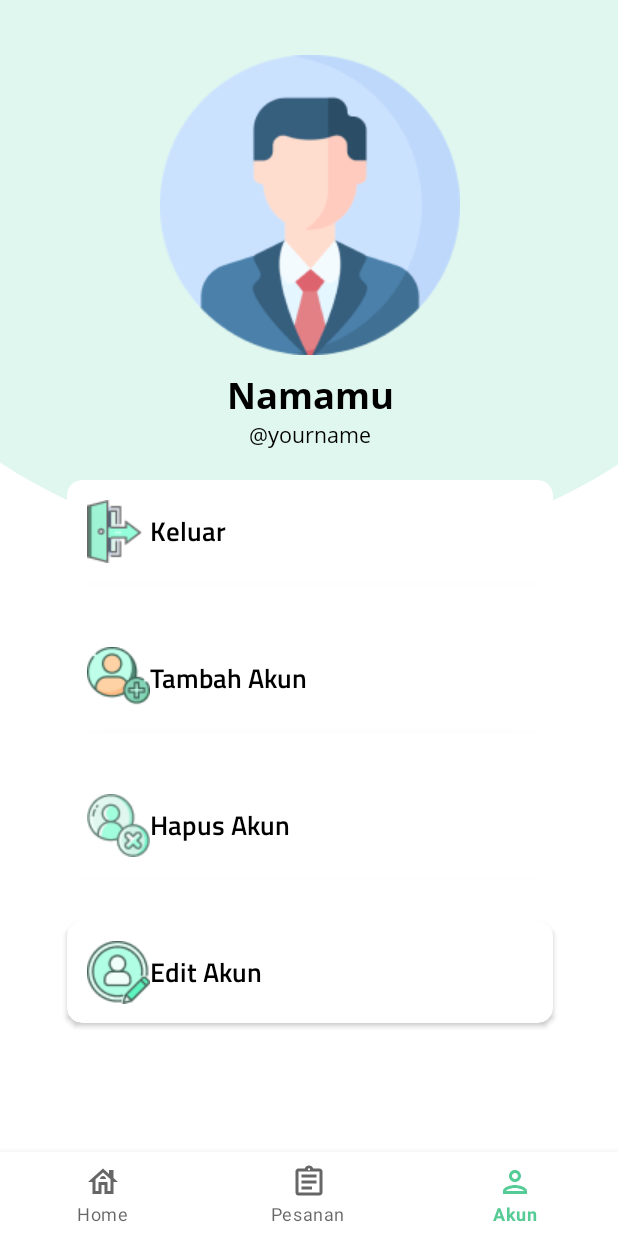
After one commit to galihtrisna/Catetin, an Android app: the AkunActivity screen opened directly, with no data from a screen before it, on a phone screen of 412 x 824 dp. The commit adds this screen. Run offline under Robolectric (Android 15) with nearby library versions, the phone set to English and light mode, and no system bars; 1 statement that could not run was skipped.

Commit message:
add activity akun

```diff
--- /dev/null
+++ b/app/src/main/java/com/stematel/catetin/AkunActivity.kt
@@ -0,0 +1,44 @@
+package com.stematel.catetin
+
+import android.content.Intent
+import androidx.appcompat.app.AppCompatActivity
+import android.os.Bundle
+import com.google.android.material.bottomnavigation.BottomNavigationView
+
+class AkunActivity : AppCompatActivity() {
+    override fun onCreate(savedInstanceState: Bundle?) {
+        super.onCreate(savedInstanceState)
+        setContentView(R.layout.activity_akun)
+
+        val buttonNavigationView = findViewById<BottomNavigationView>(R.id.bottom_navigation)
+
+        buttonNavigationView.selectedItemId = R.id.akun
+
+        buttonNavigationView.setOnNavigationItemSelectedListener(BottomNavigationView.OnNavigationItemSelectedListener { item ->
+            when (item.itemId) {
+                R.id.pesanan -> {
+                    startActivity(
+                        Intent(
+                            applicationContext, PesananActivity::class.java
+                        )
+                    )
+                    finish()
+                    overridePendingTransition(0, 0)
+                    return@OnNavigationItemSelectedListener true
+                }
+                R.id.home -> {
+                    startActivity(
+                        Intent(
+                            applicationContext, HomeActivity::class.java
+                        )
+                    )
+                    finish()
+                    overridePendingTransition(0, 0)
+                    return@OnNavigationItemSelectedListener true
+                }
+                R.id.akun -> return@OnNavigationItemSelectedListener true
+            }
+            false
+        })
+    }
+}
--- /dev/null
+++ b/app/src/main/res/drawable/elips.xml
@@ -0,0 +1,8 @@
+<shape xmlns:android="http://schemas.android.com/apk/res/android"
+    android:shape="oval">
+
+    <solid android:color="@color/hijau_bg"/>
+    <size android:width="655dp" android:height="537dp"/>
+
+
+</shape>
--- /dev/null
+++ b/app/src/main/res/layout/activity_akun.xml
@@ -0,0 +1,230 @@
+<?xml version="1.0" encoding="utf-8"?>
+<androidx.constraintlayout.widget.ConstraintLayout xmlns:android="http://schemas.android.com/apk/res/android"
+    xmlns:app="http://schemas.android.com/apk/res-auto"
+    xmlns:tools="http://schemas.android.com/tools"
+    android:layout_width="match_parent"
+    android:layout_height="match_parent"
+    tools:context=".AkunActivity">
+
+    <ImageView
+        android:id="@+id/imageView8"
+        android:layout_width="655dp"
+        android:layout_height="537dp"
+        android:layout_marginTop="-169dp"
+        android:src="@drawable/elips"
+        app:layout_constraintEnd_toEndOf="parent"
+        app:layout_constraintStart_toStartOf="parent"
+        app:layout_constraintTop_toTopOf="parent" />
+
+    <ImageView
+        android:id="@+id/imageView9"
+        android:layout_width="200dp"
+        android:layout_height="200dp"
+        android:layout_marginBottom="131dp"
+        android:src="@drawable/avatar"
+        app:layout_constraintBottom_toBottomOf="@+id/imageView8"
+        app:layout_constraintEnd_toEndOf="@+id/imageView8"
+        app:layout_constraintStart_toStartOf="@+id/imageView8" />
+
+    <TextView
+        android:id="@+id/textView11"
+        android:layout_width="wrap_content"
+        android:layout_height="wrap_content"
+        android:layout_marginTop="10dp"
+        android:fontFamily="@font/open_sans_bold"
+        android:text="Namamu"
+        android:textColor="@color/black"
+        android:textSize="24dp"
+        app:layout_constraintEnd_toEndOf="@+id/imageView9"
+        app:layout_constraintStart_toStartOf="@+id/imageView9"
+        app:layout_constraintTop_toBottomOf="@+id/imageView9" />
+
+    <TextView
+        android:id="@+id/textView10"
+        android:layout_width="wrap_content"
+        android:layout_height="wrap_content"
+        android:layout_marginTop="43dp"
+        android:fontFamily="@font/open_sans"
+        android:text="@string/yourname"
+        android:textColor="@color/black"
+        android:textSize="14dp"
+        app:layout_constraintEnd_toEndOf="@+id/imageView9"
+        app:layout_constraintStart_toStartOf="@+id/imageView9"
+        app:layout_constraintTop_toBottomOf="@+id/imageView9" />
+
+    <androidx.cardview.widget.CardView
+        android:id="@+id/cardView4"
+        android:layout_width="324dp"
+        android:layout_height="68dp"
+        android:layout_gravity="center_horizontal"
+        android:layout_marginBottom="-20dp"
+        app:cardCornerRadius="10dp"
+        app:layout_constraintBottom_toBottomOf="@+id/imageView8"
+        app:layout_constraintEnd_toEndOf="@+id/imageView9"
+        app:layout_constraintStart_toStartOf="@+id/imageView9">
+
+        <androidx.constraintlayout.widget.ConstraintLayout
+            android:layout_width="match_parent"
+            android:layout_height="match_parent">
+
+            <ImageView
+                android:id="@+id/imageView7"
+                android:layout_width="wrap_content"
+                android:layout_height="wrap_content"
+                android:layout_marginStart="13dp"
+                android:src="@drawable/keluar"
+                app:layout_constraintBottom_toBottomOf="parent"
+                app:layout_constraintStart_toStartOf="parent"
+                app:layout_constraintTop_toTopOf="parent" />
+
+            <TextView
+                android:layout_width="wrap_content"
+                android:layout_height="wrap_content"
+                android:fontFamily="@font/titillium_web_semibold"
+                android:text="@string/keluar"
+                android:textColor="@color/black"
+                android:textSize="18sp"
+                android:textStyle="bold"
+                app:layout_constraintBottom_toBottomOf="parent"
+                app:layout_constraintStart_toEndOf="@+id/imageView7"
+                app:layout_constraintTop_toTopOf="parent" />
+
+        </androidx.constraintlayout.widget.ConstraintLayout>
+
+    </androidx.cardview.widget.CardView>
+
+    <androidx.cardview.widget.CardView
+        android:id="@+id/cardView5"
+        android:layout_width="324dp"
+        android:layout_height="68dp"
+        android:layout_gravity="center_horizontal"
+        android:layout_marginTop="30dp"
+        app:cardCornerRadius="10dp"
+        app:layout_constraintEnd_toEndOf="@+id/imageView9"
+        app:layout_constraintStart_toStartOf="@+id/imageView9"
+        app:layout_constraintTop_toBottomOf="@+id/cardView4">
+
+        <androidx.constraintlayout.widget.ConstraintLayout
+            android:layout_width="match_parent"
+            android:layout_height="match_parent">
+
+            <ImageView
+                android:id="@+id/imageView11"
+                android:layout_width="wrap_content"
+                android:layout_height="wrap_content"
+                android:layout_marginStart="13dp"
+                android:src="@drawable/tambahakun"
+                app:layout_constraintBottom_toBottomOf="parent"
+                app:layout_constraintStart_toStartOf="parent"
+                app:layout_constraintTop_toTopOf="parent" />
+
+            <TextView
+                android:layout_width="wrap_content"
+                android:layout_height="wrap_content"
+                android:fontFamily="@font/titillium_web_semibold"
+                android:text="@string/tambah_akun"
+                android:textColor="@color/black"
+                android:textSize="18sp"
+                android:textStyle="bold"
+                app:layout_constraintBottom_toBottomOf="parent"
+                app:layout_constraintStart_toEndOf="@+id/imageView11"
+                app:layout_constraintTop_toTopOf="parent" />
+
+        </androidx.constraintlayout.widget.ConstraintLayout>
+
+    </androidx.cardview.widget.CardView>
+
+    <androidx.cardview.widget.CardView
+        android:id="@+id/cardView6"
+        android:layout_width="324dp"
+        android:layout_height="68dp"
+        android:layout_gravity="center_horizontal"
+        android:layout_marginTop="30dp"
+        app:cardCornerRadius="10dp"
+        app:layout_constraintEnd_toEndOf="@+id/imageView9"
+        app:layout_constraintStart_toStartOf="@+id/imageView9"
+        app:layout_constraintTop_toBottomOf="@+id/cardView5">
+
+        <androidx.constraintlayout.widget.ConstraintLayout
+            android:layout_width="match_parent"
+            android:layout_height="match_parent">
+
+            <ImageView
+                android:id="@+id/imageView12"
+                android:layout_width="wrap_content"
+                android:layout_height="wrap_content"
+                android:layout_marginStart="13dp"
+                android:src="@drawable/hapusakun"
+                app:layout_constraintBottom_toBottomOf="parent"
+                app:layout_constraintStart_toStartOf="parent"
+                app:layout_constraintTop_toTopOf="parent" />
+
+            <TextView
+                android:layout_width="wrap_content"
+                android:layout_height="wrap_content"
+                android:fontFamily="@font/titillium_web_semibold"
+                android:text="@string/hapus_akun"
+                android:textColor="@color/black"
+                android:textSize="18sp"
+                android:textStyle="bold"
+                app:layout_constraintBottom_toBottomOf="parent"
+                app:layout_constraintStart_toEndOf="@+id/imageView12"
+                app:layout_constraintTop_toTopOf="parent" />
+
+        </androidx.constraintlayout.widget.ConstraintLayout>
+
+    </androidx.cardview.widget.CardView>
+
+    <androidx.cardview.widget.CardView
+        android:layout_width="324dp"
+        android:layout_height="68dp"
+        android:layout_gravity="center_horizontal"
+        android:layout_marginTop="30dp"
+        app:cardCornerRadius="10dp"
+        app:layout_constraintEnd_toEndOf="@+id/imageView9"
+        app:layout_constraintStart_toStartOf="@+id/imageView9"
+        app:layout_constraintTop_toBottomOf="@+id/cardView6">
+
+        <androidx.constraintlayout.widget.ConstraintLayout
+            android:layout_width="match_parent"
+            android:layout_height="match_parent">
+
+            <ImageView
+                android:id="@+id/imageView13"
+                android:layout_width="wrap_content"
+                android:layout_height="wrap_content"
+                android:layout_marginStart="13dp"
+                android:src="@drawable/editakun"
+                app:layout_constraintBottom_toBottomOf="parent"
+                app:layout_constraintStart_toStartOf="parent"
+                app:layout_constraintTop_toTopOf="parent" />
+
+            <TextView
+                android:layout_width="wrap_content"
+                android:layout_height="wrap_content"
+                android:fontFamily="@font/titillium_web_semibold"
+                android:text="@string/edit_akun"
+                android:textColor="@color/black"
+                android:textSize="18sp"
+                android:textStyle="bold"
+                app:layout_constraintBottom_toBottomOf="parent"
+                app:layout_constraintStart_toEndOf="@+id/imageView13"
+                app:layout_constraintTop_toTopOf="parent" />
+
+        </androidx.constraintlayout.widget.ConstraintLayout>
+
+    </androidx.cardview.widget.CardView>
+
+    <com.google.android.material.bottomnavigation.BottomNavigationView
+        android:id="@+id/bottom_navigation"
+        android:layout_width="match_parent"
+        android:layout_height="wrap_content"
+        app:layout_constraintBottom_toBottomOf="parent"
+        app:layout_constraintEnd_toEndOf="parent"
+        app:layout_constraintStart_toStartOf="parent"
+        app:menu="@menu/menu_nav"
+        android:layout_alignParentBottom="true">
+
+    </com.google.android.material.bottomnavigation.BottomNavigationView>
+
+</androidx.constraintlayout.widget.ConstraintLayout>
--- a/app/src/main/res/values/preloaded_fonts.xml
+++ b/app/src/main/res/values/preloaded_fonts.xml
@@ -1,6 +1,6 @@
 <?xml version="1.0" encoding="utf-8"?>
 <resources>
-    <array name="preloaded_fonts" translatable="false">
-        <item>@font/titillium_web_bold</item>
+     <array name="preloaded_fonts" translatable="false">
+        <item>@font/titillium_webbold</item>
     </array>
 </resources>
--- a/app/src/main/res/values/strings.xml
+++ b/app/src/main/res/values/strings.xml
@@ -47,4 +47,9 @@
     <string name="selamat_datang">Selamat Datang</string>
     <string name="namamu">namamu</string>
     <string name="daftar_pesanan">Daftar Pesanan</string>
+    <string name="yourname">\@yourname</string>
+    <string name="keluar">Keluar</string>
+    <string name="tambah_akun">Tambah Akun</string>
+    <string name="hapus_akun">Hapus Akun</string>
+    <string name="edit_akun">Edit Akun</string>
 </resources>
```
Also changed, not shown: app/src/main/res/drawable-v24/avatar.png (added), app/src/main/res/drawable-v24/editakun.png (added), app/src/main/res/drawable-v24/hapusakun.png (added), app/src/main/res/drawable-v24/keluar.png (added), app/src/main/res/drawable-v24/tambahakun.png (added), app/src/main/res/font/open_sans.ttf (added), app/src/main/res/font/open_sans_bold.ttf (added), app/src/main/res/font/titillium_web_semibold.ttf (added).
